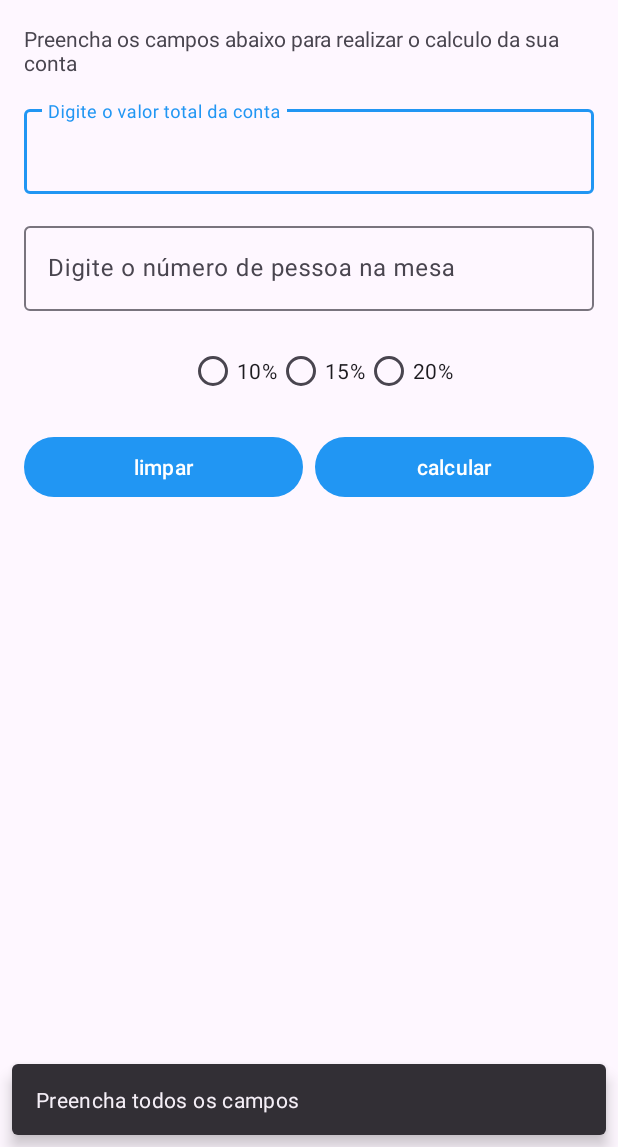
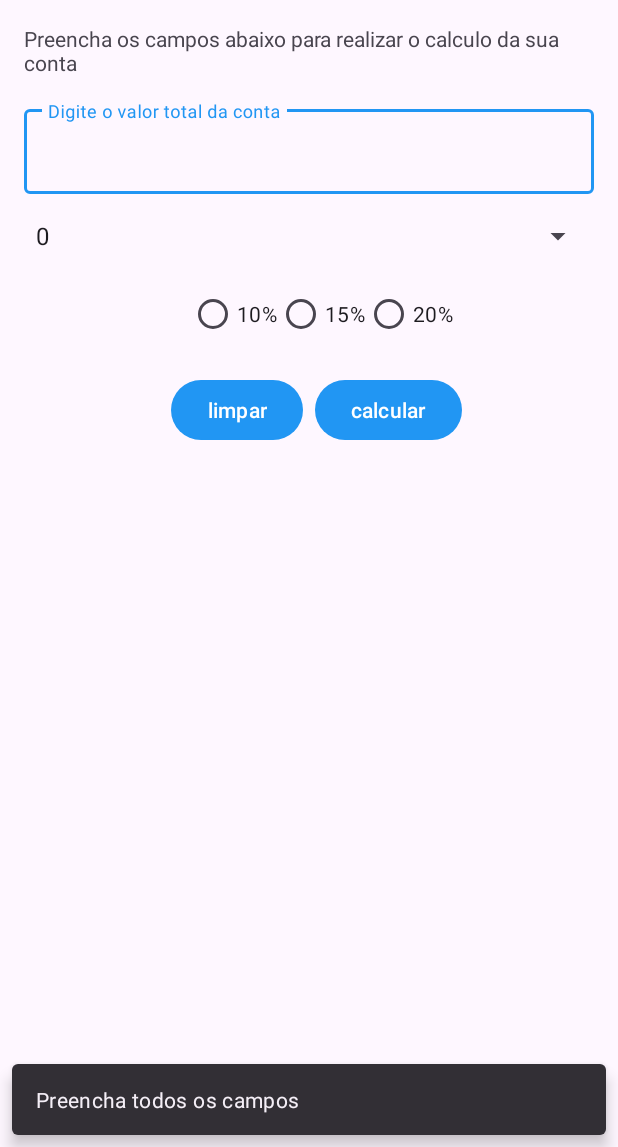
Before and after one commit to robsonjso/kuwanas, an Android app: the screen it shows after launch (MainActivity), after a tap on "calcular", on a phone screen of 412 x 824 dp, the part 89-1236 px from its top. Run offline under Robolectric (Android 15) with nearby library versions, the phone set to English and light mode, and no system bars.

Commit message:
melhorando meus codigos

```diff
--- a/app/src/main/java/com/example/kuwana/MainActivity.kt
+++ b/app/src/main/java/com/example/kuwana/MainActivity.kt
@@ -2,6 +2,7 @@ package com.example.kuwana
 
 import android.os.Bundle
 import android.view.View
+import android.widget.ArrayAdapter
 import android.widget.Button
 import android.widget.TextView
 import androidx.activity.enableEdgeToEdge
@@ -57,36 +58,35 @@ class MainActivity : AppCompatActivity() {
               }
           }
 
+         val adapter = ArrayAdapter.createFromResource(
+             this,
+             R.array.num_people,
+             android.R.layout.simple_spinner_item
+         )
+           adapter.setDropDownViewResource(android.R.layout.simple_spinner_dropdown_item)
 
-
-          binding.btnClean.setOnClickListener { it: View? ->
-              println("Menio1 " + binding.tieTotal.text)
-                println("Menio1 " + binding.tieNumPeople.text)
-          }
+         binding.spinnerNumberOfPeople.adapter = adapter
 
          binding.btnDone.setOnClickListener {
              val totalTableTemp = binding.tieTotal.text
-             val nPeopleTemp = binding.tieNumPeople.text
 
-             if (totalTableTemp?.isEmpty() == true ||
-                 nPeopleTemp?.isEmpty() == true
+             if (totalTableTemp?.isEmpty() == true
                  )  {
                 Snackbar.make(binding.tieTotal, "Preencha todos os campos", Snackbar.LENGTH_LONG)
                     .show()
              } else {
                  val totalTable: Float = totalTableTemp.toString().toFloat()
-                 val nPeople: Int = nPeopleTemp.toString().toInt()
+                 val nPeople: Int = 5
 
                  val totaltemp = totalTable / nPeople
                  val tips = totaltemp * percentage / 100
                  val totalWithTips = totaltemp + tips
-                 binding.tvResult.text = "Total with tips: $totalWithTips"
+                 binding.tvResult.text = "Total with tips: " + totalWithTips
              }
 
            binding.btnClean.setOnClickListener {
                binding.tvResult.setText("")
                binding.tieTotal.setText("")
-               binding.tieNumPeople.setText("")
                binding.rbOptionOne.isChecked = false
                binding.rbOptionTwo.isChecked = false
                binding.rbOptionThree.isChecked = false
--- a/app/src/main/res/layout/activity_main.xml
+++ b/app/src/main/res/layout/activity_main.xml
@@ -48,24 +48,15 @@
 
     </com.google.android.material.textfield.TextInputLayout>
 
-    <com.google.android.material.textfield.TextInputLayout
-        android:id="@+id/til_number_of_people"
+    <Spinner
+        android:id="@+id/spinner_number_of_people"
         android:layout_width="match_parent"
         android:layout_height="wrap_content"
         android:layout_margin="16dp"
         app:layout_constraintEnd_toEndOf="parent"
         app:layout_constraintStart_toStartOf="parent"
-        app:layout_constraintTop_toBottomOf="@+id/til_total">
+        app:layout_constraintTop_toBottomOf="@+id/til_total"/>
 
-        <com.google.android.material.textfield.TextInputEditText
-            android:id="@+id/tie_num_people"
-            android:layout_width="match_parent"
-            android:layout_height="match_parent"
-            android:hint="Digite o número de pessoa na mesa"
-            android:inputType="number"
-            android:maxLength="2" />
-
-    </com.google.android.material.textfield.TextInputLayout>
 
     <RadioGroup
         android:id="@+id/rg_percentage"
@@ -75,9 +66,9 @@
         android:layout_marginTop="16dp"
         android:gravity="center_horizontal"
         android:orientation="horizontal"
-        app:layout_constraintEnd_toEndOf="@+id/til_number_of_people"
-        app:layout_constraintStart_toStartOf="@+id/til_number_of_people"
-        app:layout_constraintTop_toBottomOf="@+id/til_number_of_people">
+        app:layout_constraintEnd_toEndOf="@+id/spinner_number_of_people"
+        app:layout_constraintStart_toStartOf="@id/spinner_number_of_people"
+        app:layout_constraintTop_toBottomOf="@id/spinner_number_of_people">
 
         <RadioButton
             android:id="@+id/rb_option_one"
--- a/app/src/main/res/values/strings.xml
+++ b/app/src/main/res/values/strings.xml
@@ -1,3 +1,16 @@
 <resources>
     <string name="app_name">kuwana</string>
+    <string-array name="num_people">
+        <item>0</item>
+        <item>1</item>
+        <item>2</item>
+        <item>3</item>
+        <item>4</item>
+        <item>5</item>
+        <item>6</item>
+        <item>7</item>
+        <item>8</item>
+        <item>9</item>
+        <item>10</item>
+    </string-array>
 </resources>
```
